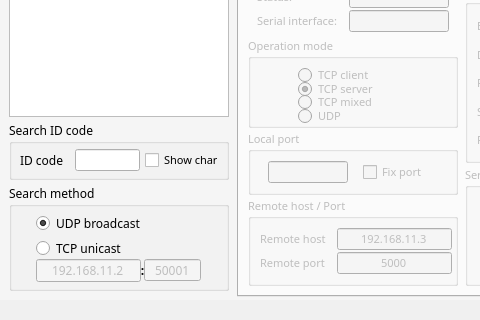
The window that gui/wizconfig_gui.ui (Wiznet/WIZnet-S2E-Tool-GUI) describes before a commit, drawn with Qt 5; both pictures show x 0 to 480 and y 395 to 715 of the 900 by 715 pixel window.
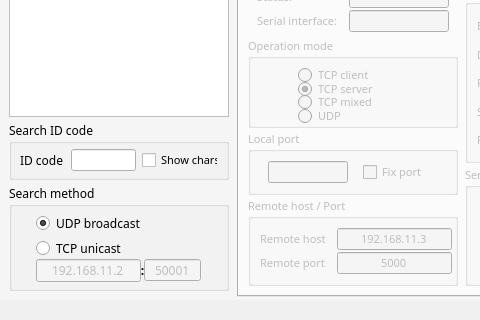
The same window after the commit. Icons and pictures are not drawn.

```diff
--- a/gui/wizconfig_gui.ui
+++ b/gui/wizconfig_gui.ui
@@ -438,7 +438,7 @@
                <item row="0" column="0">
                 <layout class="QGridLayout" name="gridLayout_18">
                  <property name="horizontalSpacing">
-                  <number>5</number>
+                  <number>6</number>
                  </property>
                  <property name="verticalSpacing">
                   <number>3</number>
@@ -447,13 +447,13 @@
                   <widget class="QLabel" name="label_171">
                    <property name="minimumSize">
                     <size>
-                     <width>47</width>
+                     <width>45</width>
                      <height>22</height>
                     </size>
                    </property>
                    <property name="maximumSize">
                     <size>
-                     <width>50</width>
+                     <width>45</width>
                      <height>22</height>
                     </size>
                    </property>
@@ -471,13 +471,13 @@
                   <widget class="QCheckBox" name="show_idcodeinput">
                    <property name="minimumSize">
                     <size>
-                     <width>73</width>
+                     <width>76</width>
                      <height>22</height>
                     </size>
                    </property>
                    <property name="maximumSize">
                     <size>
-                     <width>73</width>
+                     <width>76</width>
                      <height>22</height>
                     </size>
                    </property>
```
